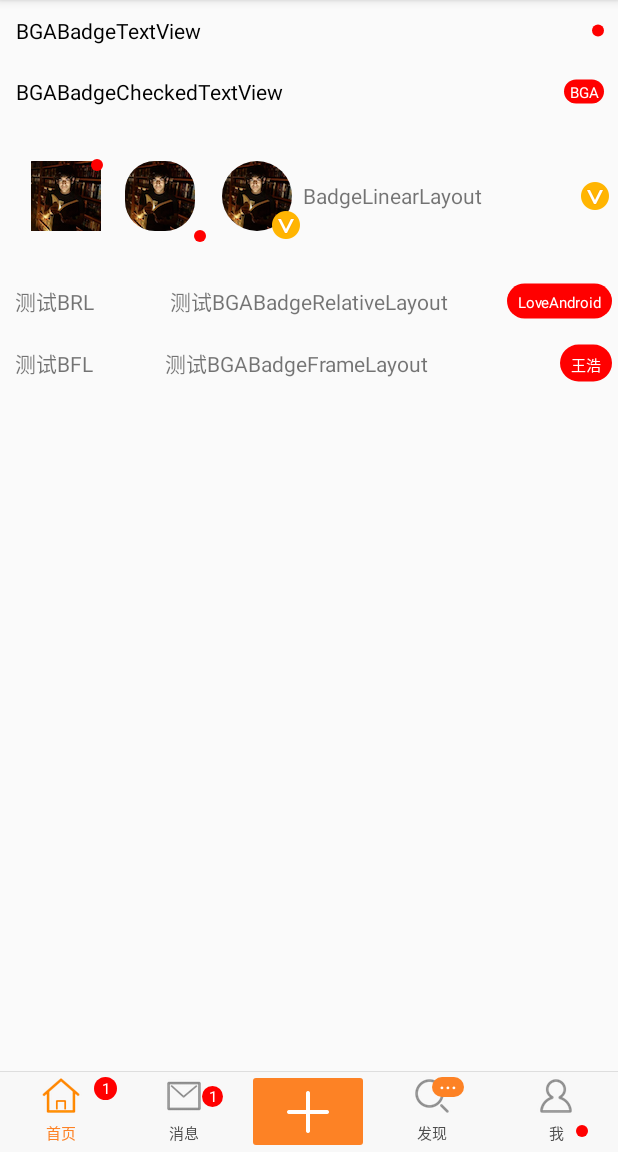
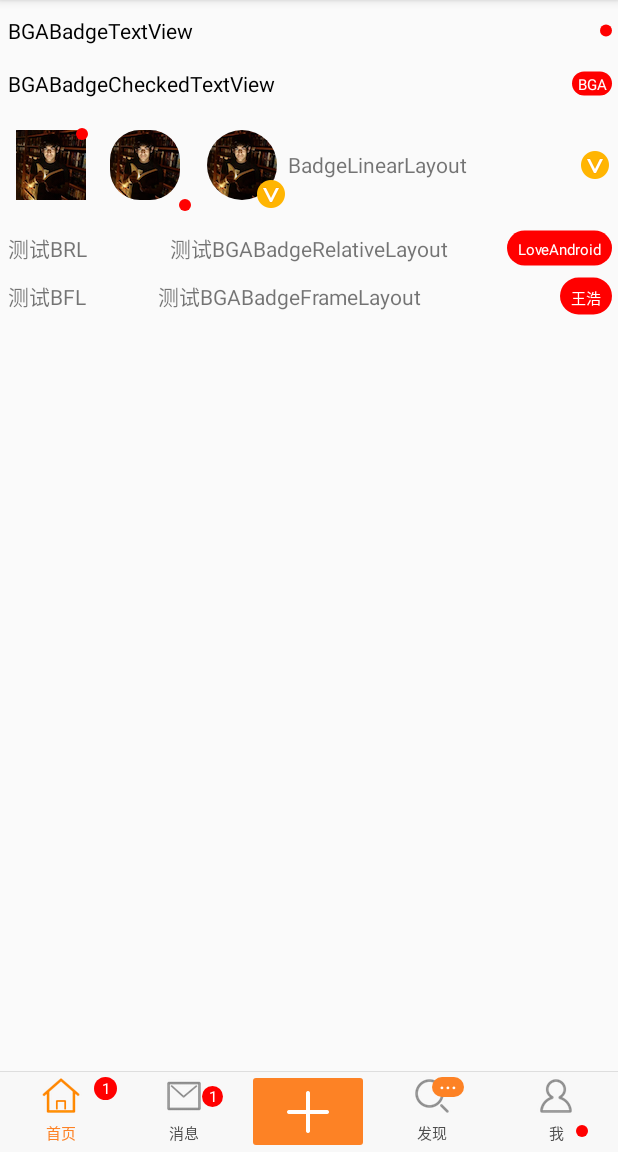
Before and after one commit to bingoogolapple/BGABadgeView-Android, an Android app: the screen it shows after launch (MainActivity), on a phone screen of 412 x 824 dp, the part 84-1236 px from its top. Run offline under Robolectric (Android 15) with nearby library versions, the phone set to English and light mode, and no system bars; libraries missing offline, so code that uses them is left out: cn.bingoogolapple.androidcommon; 2 statements that could not run were skipped.

Commit message:
update demo

```diff
--- a/demo/src/main/AndroidManifest.xml
+++ b/demo/src/main/AndroidManifest.xml
@@ -1,6 +1,8 @@
 <?xml version="1.0" encoding="utf-8"?>
 <manifest xmlns:android="http://schemas.android.com/apk/res/android"
     package="cn.bingoogolapple.badgeview.demo" >
+
+    <uses-permission android:name="android.permission.SYSTEM_ALERT_WINDOW" />
 
     <application
         android:allowBackup="true"
@@ -8,7 +10,7 @@
         android:label="@string/app_name"
         android:theme="@style/AppTheme" >
         <activity
-            android:name=".MainActivity"
+            android:name=".activity.MainActivity"
             android:label="@string/app_name" >
             <intent-filter>
                 <action android:name="android.intent.action.MAIN" />
--- a/demo/src/main/java/cn/bingoogolapple/badgeview/demo/MainActivity.java
+++ b/demo/src/main/java/cn/bingoogolapple/badgeview/demo/activity/MainActivity.java
@@ -1,4 +1,4 @@
-package cn.bingoogolapple.badgeview.demo;
+package cn.bingoogolapple.badgeview.demo.activity;
 
 import android.graphics.Bitmap;
 import android.graphics.BitmapFactory;
@@ -8,15 +8,20 @@ import android.support.annotation.IdRes;
 import android.support.v4.graphics.drawable.RoundedBitmapDrawable;
 import android.support.v4.graphics.drawable.RoundedBitmapDrawableFactory;
 import android.support.v7.app.AppCompatActivity;
+import android.support.v7.widget.LinearLayoutManager;
+import android.support.v7.widget.RecyclerView;
 import android.view.View;
 
 import cn.bingoogolapple.badgeview.BGABadgeCheckedTextView;
+import cn.bingoogolapple.badgeview.BGABadgeFrameLayout;
 import cn.bingoogolapple.badgeview.BGABadgeImageView;
+import cn.bingoogolapple.badgeview.BGABadgeLinearLayout;
 import cn.bingoogolapple.badgeview.BGABadgeRadioButton;
+import cn.bingoogolapple.badgeview.BGABadgeRelativeLayout;
 import cn.bingoogolapple.badgeview.BGABadgeTextView;
-import cn.bingoogolapple.badgeview.BGABadgeFrameLayout;
-import cn.bingoogolapple.badgeview.BGABadgeLinearLayout;
-import cn.bingoogolapple.badgeview.BGABadgeRelativeLayout;
+import cn.bingoogolapple.badgeview.demo.R;
+import cn.bingoogolapple.badgeview.demo.adapter.MessageAdapter;
+import cn.bingoogolapple.badgeview.demo.model.MessageModel;
 
 public class MainActivity extends AppCompatActivity {
     private BGABadgeTextView mTestBtv;
@@ -30,6 +35,9 @@ public class MainActivity extends AppCompatActivity {
     private BGABadgeRelativeLayout mTestBrl;
     private BGABadgeFrameLayout mTestBfl;
 
+    private RecyclerView mRecyclerView;
+    private MessageAdapter mMessageAdapter;
+
     private BGABadgeRadioButton mHomeBrb;
     private BGABadgeRadioButton mMessageBrb;
     private BGABadgeRadioButton mDiscoverBrb;
@@ -42,6 +50,7 @@ public class MainActivity extends AppCompatActivity {
 
         initView();
         testBadgeView();
+        testRecyclerView();
     }
 
     private void initView() {
@@ -55,6 +64,8 @@ public class MainActivity extends AppCompatActivity {
         mTestBll = getViewById(R.id.bll_main_test);
         mTestBrl = getViewById(R.id.brl_main_test);
         mTestBfl = getViewById(R.id.bfl_main_test);
+
+        mRecyclerView = getViewById(R.id.recyclerview);
 
         mHomeBrb = getViewById(R.id.brb_main_home);
         mMessageBrb = getViewById(R.id.brb_main_message);
@@ -121,6 +132,13 @@ public class MainActivity extends AppCompatActivity {
         }, 5000);
     }
 
+    private void testRecyclerView() {
+        mRecyclerView.setLayoutManager(new LinearLayoutManager(this, LinearLayoutManager.VERTICAL, false));
+        mMessageAdapter = new MessageAdapter(this);
+        mRecyclerView.setAdapter(mMessageAdapter);
+        mMessageAdapter.setDatas(MessageModel.getTestDatas());
+    }
+
     /**
      * 查找View
      *
--- /dev/null
+++ b/demo/src/main/java/cn/bingoogolapple/badgeview/demo/adapter/MessageAdapter.java
@@ -0,0 +1,28 @@
+package cn.bingoogolapple.badgeview.demo.adapter;
+
+import android.content.Context;
+
+import cn.bingoogolapple.androidcommon.adapter.BGARecyclerViewAdapter;
+import cn.bingoogolapple.androidcommon.adapter.BGAViewHolderHelper;
+import cn.bingoogolapple.badgeview.BGABadgeLinearLayout;
+import cn.bingoogolapple.badgeview.demo.R;
+import cn.bingoogolapple.badgeview.demo.model.MessageModel;
+
+/**
+ * 作者:王浩 邮件:bingoogolapple@gmail.com
+ * 创建时间:15/7/12 上午11:39
+ * 描述:
+ */
+public class MessageAdapter extends BGARecyclerViewAdapter<MessageModel> {
+    public MessageAdapter(Context context) {
+        super(context, R.layout.item_message);
+    }
+
+    @Override
+    protected void fillData(BGAViewHolderHelper holderHelper, int position, MessageModel message) {
+        holderHelper.setText(R.id.tv_item_message_title, message.title);
+        holderHelper.setText(R.id.tv_item_message_detail, message.detail);
+        BGABadgeLinearLayout rootView = (BGABadgeLinearLayout) holderHelper.getConvertView();
+        rootView.showTextBadge("" + message.count);
+    }
+}
--- a/demo/src/main/res/layout/activity_main.xml
+++ b/demo/src/main/res/layout/activity_main.xml
@@ -7,7 +7,7 @@
         <cn.bingoogolapple.badgeview.BGABadgeTextView
             android:id="@+id/btv_home_test"
             style="@style/MatchWrap"
-            android:layout_margin="5dp"
+            android:layout_marginTop="5dp"
             android:padding="5dp"
             android:text="BGABadgeTextView"
             android:textColor="@android:color/black" />
@@ -15,7 +15,7 @@
         <cn.bingoogolapple.badgeview.BGABadgeCheckedTextView
             android:id="@+id/bctv_home_test"
             style="@style/MatchWrap"
-            android:layout_margin="5dp"
+            android:layout_marginTop="5dp"
             android:padding="5dp"
             android:text="BGABadgeCheckedTextView"
             android:textColor="@android:color/black" />
@@ -23,8 +23,8 @@
         <cn.bingoogolapple.badgeview.BGABadgeLinearLayout
             android:id="@+id/bll_main_test"
             style="@style/MatchWrap.Horizontal"
-            android:gravity="center_vertical"
-            android:padding="15dp">
+            android:padding="5dp"
+            android:gravity="center_vertical">
 
             <cn.bingoogolapple.badgeview.BGABadgeImageView
                 android:id="@+id/biv_home_normal"
@@ -58,7 +58,7 @@
         <cn.bingoogolapple.badgeview.BGABadgeRelativeLayout
             android:id="@+id/brl_main_test"
             style="@style/MatchWrap"
-            android:padding="10dp"
+            android:padding="5dp"
             app:badge_padding="7dp">
 
             <TextView
@@ -75,7 +75,7 @@
         <cn.bingoogolapple.badgeview.BGABadgeFrameLayout
             android:id="@+id/bfl_main_test"
             style="@style/MatchWrap"
-            android:padding="10dp"
+            android:padding="5dp"
             app:badge_padding="7dp">
 
             <TextView
@@ -88,6 +88,12 @@
                 android:text="测试BGABadgeFrameLayout" />
 
         </cn.bingoogolapple.badgeview.BGABadgeFrameLayout>
+
+        <android.support.v7.widget.RecyclerView
+            android:id="@+id/recyclerview"
+            android:scrollbars="none"
+            android:layout_marginTop="5dp"
+            style="@style/MatchMatch" />
     </LinearLayout>
 
     <RadioGroup
```
Also changed, not shown: demo/build.gradle (+7 -2 lines), demo/src/main/java/cn/bingoogolapple/badgeview/demo/model/MessageModel.java (added, +32 -0 lines), demo/src/main/res/layout/item_message.xml (added, +23 -0 lines).
